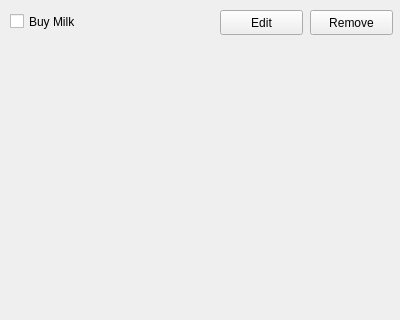
Above: todolist/task.ui from quimperval/qtlearning before the change. Below: the same form after it.
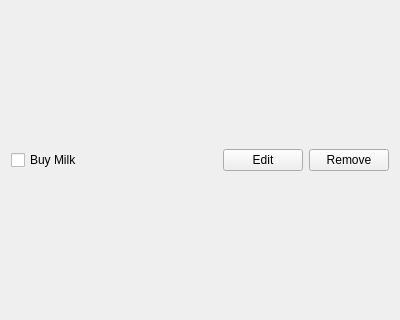
That is the form after the change.

Commit message: Added Qdialog to ask for task name and set it to the task

Diff of the .ui file:
```diff
--- a/todolist/task.ui
+++ b/todolist/task.ui
@@ -13,45 +13,42 @@
   <property name="windowTitle">
    <string>Form</string>
   </property>
+   <layout class="QHBoxLayout" name="horizontalLayout">
+    <item>
   <widget class="QCheckBox" name="checkBox">
-   <property name="geometry">
-    <rect>
-     <x>10</x>
-     <y>10</y>
-     <width>90</width>
-     <height>23</height>
-    </rect>
-   </property>
    <property name="text">
     <string>Buy Milk</string>
    </property>
   </widget>
-  <widget class="QPushButton" name="pushButton">
-   <property name="geometry">
-    <rect>
-     <x>310</x>
-     <y>10</y>
-     <width>83</width>
-     <height>25</height>
-    </rect>
-   </property>
-   <property name="text">
-    <string>Remove</string>
-   </property>
-  </widget>
+    </item>
+    <item>
+     <spacer name="horizontalSpacer">
+      <property name="orientation">
+       <enum>Qt::Horizontal</enum>
+      </property>
+      <property name="sizeHint" stdset="0">
+       <size>
+        <width>118</width>
+        <height>20</height>
+       </size>
+      </property>
+     </spacer>
+    </item>
+    <item>
   <widget class="QPushButton" name="pushButton_2">
-   <property name="geometry">
-    <rect>
-     <x>220</x>
-     <y>10</y>
-     <width>83</width>
-     <height>25</height>
-    </rect>
-   </property>
    <property name="text">
     <string>Edit</string>
    </property>
   </widget>
+    </item>
+    <item>
+     <widget class="QPushButton" name="pushButton">
+      <property name="text">
+       <string>Remove</string>
+      </property>
+     </widget>
+    </item>
+   </layout>
  </widget>
  <resources/>
  <connections/>
```
Lines whose indentation alone changed are shown as unchanged. The commit also changes 3 other files.
